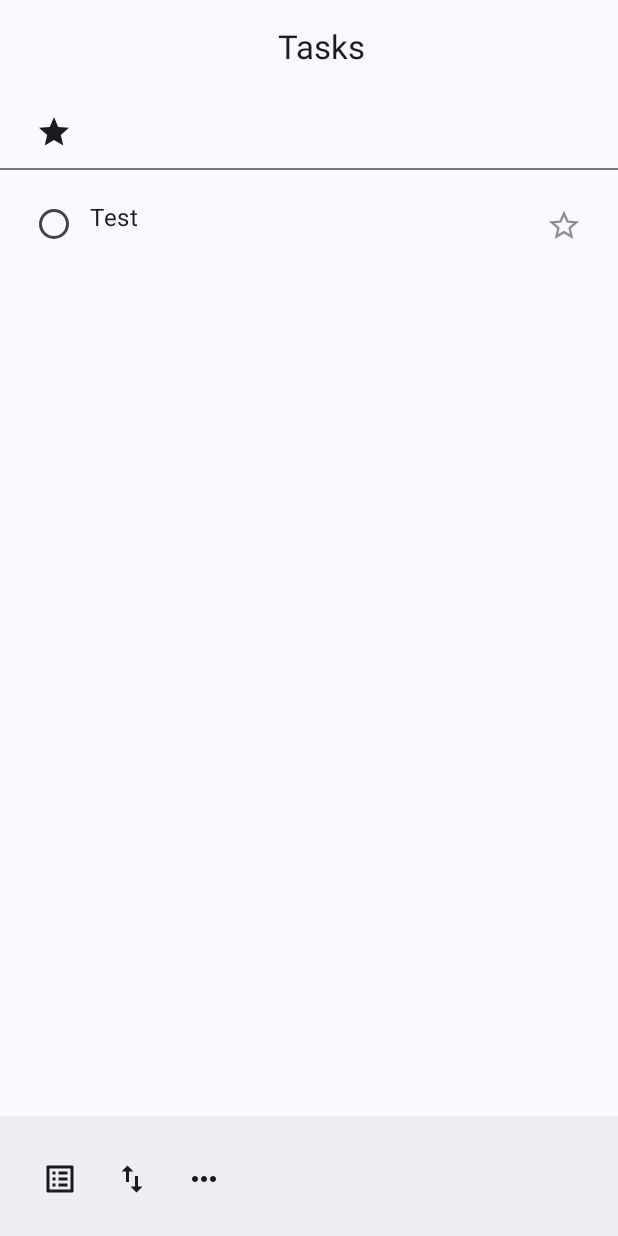
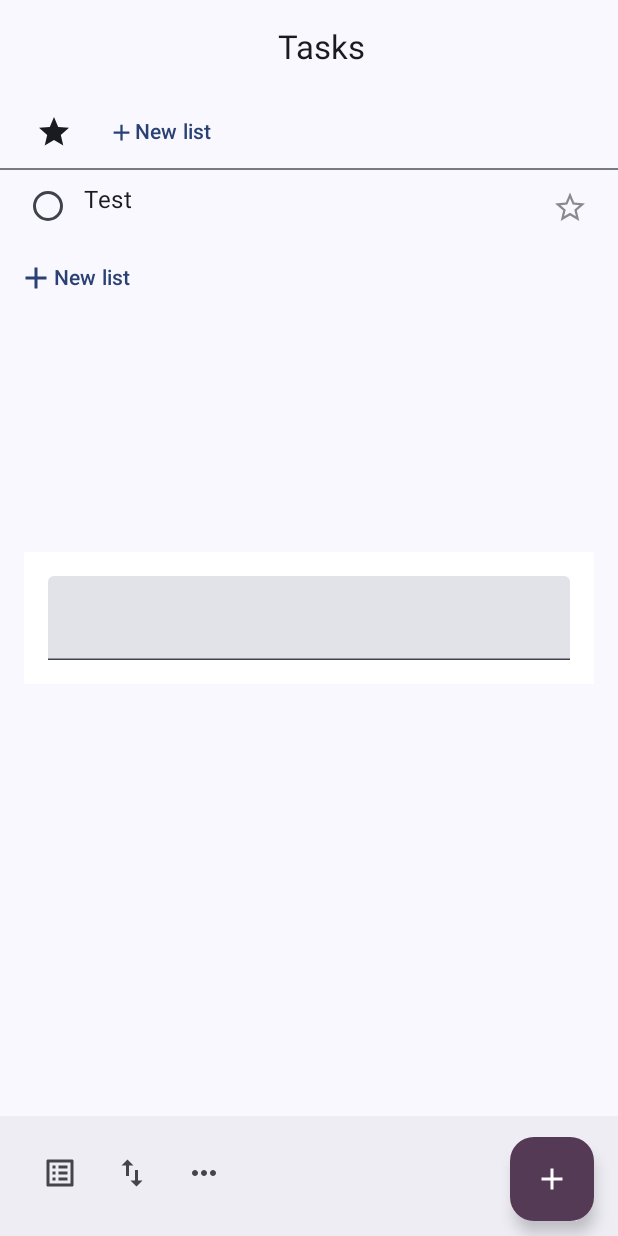
Before and after one commit to Maagar/ToDoApp, an Android app built with Jetpack Compose: the screen it shows after launch (MainActivity), on a phone screen of 412 x 824 dp. Run offline under Robolectric (Android 15) with nearby library versions, the phone set to English and light mode, and no system bars; our stand-ins replace accompanist.

Commit message:
Mostly UI changes. Started work on a fullscreen overlay used for adding new TaskLists

```diff
--- a/app/src/main/java/com/example/todoapp/MainActivity.kt
+++ b/app/src/main/java/com/example/todoapp/MainActivity.kt
@@ -3,6 +3,8 @@ package com.example.todoapp
 import android.os.Bundle
 import androidx.activity.ComponentActivity
 import androidx.activity.compose.setContent
+import androidx.compose.foundation.layout.Box
+import androidx.compose.foundation.layout.Column
 import androidx.compose.foundation.layout.fillMaxSize
 import androidx.compose.material3.MaterialTheme
 import androidx.compose.material3.Surface
@@ -10,7 +12,9 @@ import androidx.compose.material3.Text
 import androidx.compose.runtime.Composable
 import androidx.compose.ui.Modifier
 import androidx.compose.ui.tooling.preview.Preview
+import com.example.todoapp.data.TaskListViewModel
 import com.example.todoapp.ui.AppScreen
+import com.example.todoapp.ui.components.AddTaskListScreen
 import com.example.todoapp.ui.theme.ToDoAppTheme
 
 class MainActivity : ComponentActivity() {
@@ -18,12 +22,11 @@ class MainActivity : ComponentActivity() {
         super.onCreate(savedInstanceState)
         setContent {
             ToDoAppTheme {
-                // A surface container using the 'background' color from the theme
-                Surface(
-                    modifier = Modifier.fillMaxSize(),
-                    color = MaterialTheme.colorScheme.background
-                ) {
+                Box {
                     AppScreen()
+                    AddTaskListScreen {
+
+                    }
                 }
             }
         }
--- a/app/src/main/java/com/example/todoapp/ui/appScreen.kt
+++ b/app/src/main/java/com/example/todoapp/ui/appScreen.kt
@@ -1,20 +1,34 @@
 package com.example.todoapp.ui
 
 import androidx.compose.foundation.background
+import androidx.compose.foundation.layout.Box
 import androidx.compose.foundation.layout.Column
 import androidx.compose.foundation.layout.Row
+import androidx.compose.foundation.layout.Spacer
+import androidx.compose.foundation.layout.fillMaxSize
 import androidx.compose.foundation.layout.fillMaxWidth
 import androidx.compose.foundation.layout.padding
+import androidx.compose.material.icons.Icons
+import androidx.compose.material.icons.filled.Add
 import androidx.compose.material3.BottomAppBar
 import androidx.compose.material3.ExperimentalMaterial3Api
+import androidx.compose.material3.FloatingActionButton
 import androidx.compose.material3.Icon
 import androidx.compose.material3.IconButton
 import androidx.compose.material3.MaterialTheme
 import androidx.compose.material3.Scaffold
 import androidx.compose.material3.Text
+import androidx.compose.material3.TextButton
 import androidx.compose.material3.TopAppBar
 import androidx.compose.runtime.Composable
+import androidx.compose.runtime.getValue
+import androidx.compose.runtime.mutableStateOf
+import androidx.compose.runtime.remember
+import androidx.compose.runtime.saveable.rememberSaveable
+import androidx.compose.runtime.setValue
 import androidx.compose.ui.Modifier
+import androidx.compose.ui.draw.alpha
+import androidx.compose.ui.graphics.Color
 import androidx.compose.ui.graphics.vector.ImageVector
 import androidx.compose.ui.res.stringResource
 import androidx.compose.ui.res.vectorResource
@@ -30,8 +44,14 @@ import com.google.accompanist.systemuicontroller.rememberSystemUiController
 fun AppScreen(modifier: Modifier = Modifier) {
     val colors = MaterialTheme.colorScheme
     val topBarColor = colors.background
+    val bottomBarColor = colors.tertiary
     val systemUiController = rememberSystemUiController()
     systemUiController.setStatusBarColor(topBarColor)
+    systemUiController.setNavigationBarColor(bottomBarColor)
+    Box (
+        modifier = modifier.fillMaxSize()
+
+    ){
         Scaffold(
             bottomBar = {
                 BottomAppBar {
@@ -39,19 +59,32 @@ fun AppScreen(modifier: Modifier = Modifier) {
                         IconButton(onClick = { /*TODO*/ }) {
                             Icon(
                                 imageVector = ImageVector.vectorResource(R.drawable.baseline_list_alt_24),
-                                    contentDescription = stringResource(R.string.your_lists)
+                                contentDescription = stringResource(R.string.your_lists),
+                                Modifier.alpha(0.8f)
                             )
                         }
                         IconButton(onClick = { /*TODO*/ }) {
                             Icon(
                                 imageVector = ImageVector.vectorResource(R.drawable.baseline_swap_vert_24),
-                                    contentDescription = stringResource(R.string.sort)
+                                contentDescription = stringResource(R.string.sort),
+                                Modifier.alpha(0.8f)
                             )
                         }
                         IconButton(onClick = { /*TODO*/ }) {
                             Icon(
                                 imageVector = ImageVector.vectorResource(R.drawable.baseline_more_horiz_24),
-                                    contentDescription = stringResource(R.string.manage)
+                                contentDescription = stringResource(R.string.manage),
+                                Modifier.alpha(0.8f)
+                            )
+                        }
+                        Spacer(modifier = Modifier.weight(1f))
+                        FloatingActionButton(
+                            containerColor = MaterialTheme.colorScheme.tertiary,
+                            onClick = { /*TODO*/ }
+                        ) {
+                            Icon(
+                                imageVector = Icons.Default.Add,
+                                contentDescription = stringResource(R.string.add_new_task_list)
                             )
                         }
                     }
@@ -69,12 +102,22 @@ fun AppScreen(modifier: Modifier = Modifier) {
                     }
                 )
             }
-    ) {paddingValues ->
+        ) {
             Column(
-            modifier = Modifier.padding(paddingValues)
+                modifier = Modifier
+                    .padding(paddingValues = it)
             ) {
                 TaskListBar()
                 Task(text = "Test")
+                var showDialog by remember { mutableStateOf(false) }
+                TextButton(onClick = { showDialog = true }) {
+                    Icon(imageVector = Icons.Default.Add, contentDescription = null)
+                    Text(text = stringResource(R.string.new_list))
+                }
+                if (showDialog) {
+                    Text(text = "test")
                 }
             }
         }
+    }
+}
--- /dev/null
+++ b/app/src/main/java/com/example/todoapp/ui/components/AddTaskListScreen.kt
@@ -0,0 +1,59 @@
+package com.example.todoapp.ui.components
+
+import androidx.compose.foundation.background
+import androidx.compose.foundation.layout.Box
+import androidx.compose.foundation.layout.fillMaxSize
+import androidx.compose.foundation.layout.fillMaxWidth
+import androidx.compose.foundation.layout.padding
+import androidx.compose.foundation.text.KeyboardActions
+import androidx.compose.foundation.text.KeyboardOptions
+import androidx.compose.material3.ExperimentalMaterial3Api
+import androidx.compose.material3.TextField
+import androidx.compose.runtime.Composable
+import androidx.compose.runtime.getValue
+import androidx.compose.runtime.mutableStateOf
+import androidx.compose.runtime.saveable.rememberSaveable
+import androidx.compose.runtime.setValue
+import androidx.compose.ui.Alignment
+import androidx.compose.ui.ExperimentalComposeUiApi
+import androidx.compose.ui.Modifier
+import androidx.compose.ui.graphics.Color
+import androidx.compose.ui.platform.LocalSoftwareKeyboardController
+import androidx.compose.ui.text.input.ImeAction
+import androidx.compose.ui.unit.dp
+
+@OptIn(ExperimentalMaterial3Api::class, ExperimentalComposeUiApi::class)
+@Composable
+fun AddTaskListScreen(
+    modifier: Modifier = Modifier,
+    onDismiss: () -> Unit
+) {
+    var text by rememberSaveable { mutableStateOf("") }
+    val keyboardController = LocalSoftwareKeyboardController.current
+
+    Box(
+        modifier = modifier
+            .fillMaxSize()
+            .padding(16.dp),
+        contentAlignment = Alignment.Center
+    ) {
+        TextField(
+            value = text,
+            onValueChange = {newText -> text = newText},
+            modifier = Modifier
+                .fillMaxWidth()
+                .background(Color.White)
+                .padding(16.dp),
+            keyboardOptions = KeyboardOptions.Default.copy(
+                imeAction = ImeAction.Done
+            ),
+            keyboardActions = KeyboardActions(
+                onDone = {
+                    onDismiss()
+                    keyboardController?.hide()
+                }
+            )
+        )
+
+    }
+}
--- a/app/src/main/java/com/example/todoapp/ui/components/Task.kt
+++ b/app/src/main/java/com/example/todoapp/ui/components/Task.kt
@@ -28,7 +28,7 @@ fun Task(
     Row(
         modifier = modifier
             .fillMaxWidth()
-            .padding(12.dp),
+            .padding(horizontal = 8.dp),
         verticalAlignment = Alignment.Top,
         horizontalArrangement = Arrangement.Center
 
--- a/app/src/main/java/com/example/todoapp/ui/components/TaskListBar.kt
+++ b/app/src/main/java/com/example/todoapp/ui/components/TaskListBar.kt
@@ -1,16 +1,32 @@
 package com.example.todoapp.ui.components
 
 import androidx.compose.foundation.layout.Row
+import androidx.compose.foundation.layout.fillMaxSize
 import androidx.compose.foundation.layout.fillMaxWidth
 import androidx.compose.foundation.layout.padding
+import androidx.compose.foundation.layout.size
+import androidx.compose.foundation.layout.widthIn
 import androidx.compose.material.icons.Icons
+import androidx.compose.material.icons.filled.Add
 import androidx.compose.material.icons.filled.Star
 import androidx.compose.material3.Divider
+import androidx.compose.material3.ExperimentalMaterial3Api
 import androidx.compose.material3.Icon
 import androidx.compose.material3.IconButton
+import androidx.compose.material3.Surface
+import androidx.compose.material3.Text
+import androidx.compose.material3.TextButton
 import androidx.compose.runtime.Composable
+import androidx.compose.runtime.getValue
+import androidx.compose.runtime.mutableStateOf
+import androidx.compose.runtime.remember
+import androidx.compose.runtime.setValue
+import androidx.compose.ui.Alignment
 import androidx.compose.ui.Modifier
+import androidx.compose.ui.res.stringResource
 import androidx.compose.ui.unit.dp
+import androidx.compose.ui.window.Dialog
+import com.example.todoapp.R
 
 @Composable
 fun TaskListBar(modifier: Modifier = Modifier) {
@@ -25,6 +41,12 @@ fun TaskListBar(modifier: Modifier = Modifier) {
         ) {
             Icon(imageVector = Icons.Default.Star, contentDescription = null)
         }
+
+        TextButton(onClick = {  }) {
+            Icon(imageVector = Icons.Default.Add, contentDescription = null, Modifier.size(18.dp))
+            Text(text = stringResource(R.string.new_list))
+        }
     }
     Divider()
+
 }
--- a/app/src/main/res/values/strings.xml
+++ b/app/src/main/res/values/strings.xml
@@ -4,4 +4,6 @@
     <string name="sort">sort</string>
     <string name="your_lists">your lists</string>
     <string name="manage">manage</string>
+    <string name="add_new_task_list">add new task list</string>
+    <string name="new_list">New list</string>
 </resources>
```
Lines whose indentation alone changed are shown as unchanged.
